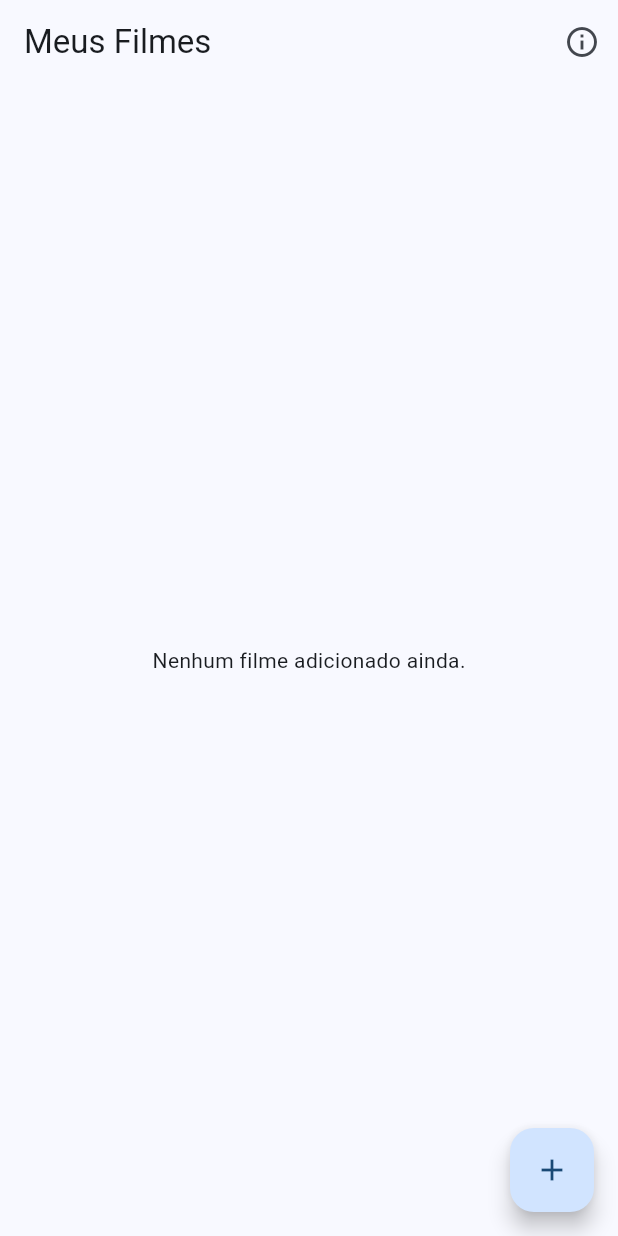
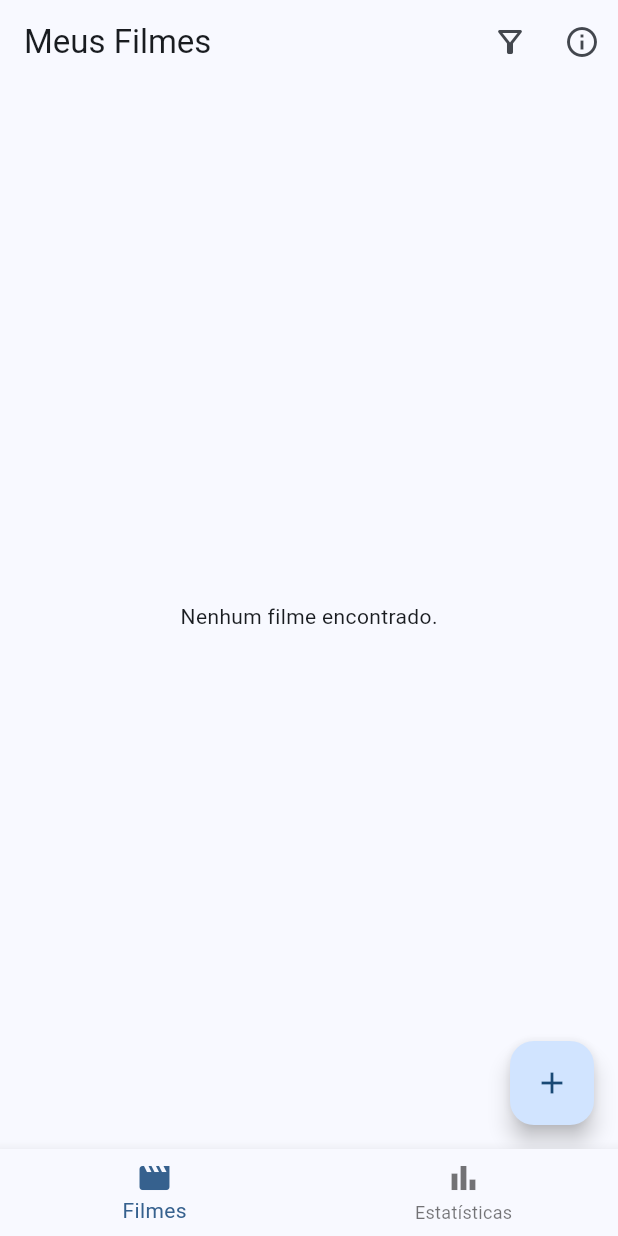
Before and after one commit to jeftomaz/mobile2project1, a Flutter app: the HomeView screen opened by its route, on a phone screen of 412 x 824 dp. Run offline on Flutter 3.47's test engine with Material 3 defaults, Android fonts, the phone set to English and light mode, and no system bars; our stand-ins replace image_picker.

Commit message:
feat: added screen to see movies stats

```diff
--- a/lib/main.dart
+++ b/lib/main.dart
@@ -8,6 +8,7 @@ import 'viewmodels/movie_viewmodel.dart';
 import 'views/home/home_view.dart';
 import 'views/specific/add_movie_view.dart';
 import 'views/about/about_view.dart';
+import 'views/specific/movie_stats_view.dart';
 
 void main() {
   runApp(
--- a/lib/views/home/home_view.dart
+++ b/lib/views/home/home_view.dart
@@ -2,9 +2,19 @@ import 'package:flutter/material.dart';
 import 'package:provider/provider.dart';
 import '../../viewmodels/movie_viewmodel.dart';
 import '../specific/edit_movie_view.dart';
+import '../specific/movie_detail_view.dart';
+import '../specific/movie_stats_view.dart';
 
-class HomeView extends StatelessWidget {
+class HomeView extends StatefulWidget {
   const HomeView({super.key});
+
+  @override
+  State<HomeView> createState() => _HomeViewState();
+}
+
+class _HomeViewState extends State<HomeView> {
+  int _currentIndex = 0;
+  bool _showOnlyUnwatched = false;
 
   void _confirmDelete(BuildContext context, String id, String title) {
     showDialog(
@@ -32,9 +42,11 @@ class HomeView extends StatelessWidget {
     );
   }
 
-  @override
-  Widget build(BuildContext context) {
+  Widget _buildMovieList(BuildContext context) {
     final movieVM = context.watch<MovieViewModel>();
+    final movies = _showOnlyUnwatched
+        ? movieVM.movies.where((m) => !m.watched).toList()
+        : movieVM.movies;
 
     return Scaffold(
       appBar: AppBar(
@@ -42,18 +54,33 @@ class HomeView extends StatelessWidget {
         automaticallyImplyLeading: false,
         actions: [
           IconButton(
+            icon: Icon(
+              _showOnlyUnwatched ? Icons.filter_alt : Icons.filter_alt_outlined,
+            ),
+            tooltip: 'Apenas não assistidos',
+            onPressed: () =>
+                setState(() => _showOnlyUnwatched = !_showOnlyUnwatched),
+          ),
+          IconButton(
             icon: const Icon(Icons.info_outline),
             onPressed: () => Navigator.pushNamed(context, '/about'),
           ),
         ],
       ),
-      body: movieVM.movies.isEmpty
-          ? const Center(child: Text('Nenhum filme adicionado ainda.'))
+      body: movies.isEmpty
+          ? const Center(child: Text('Nenhum filme encontrado.'))
           : ListView.builder(
-              itemCount: movieVM.movies.length,
+              itemCount: movies.length,
               itemBuilder: (context, index) {
-                final movie = movieVM.movies[index];
-                return Card(
+                final movie = movies[index];
+                return InkWell(
+                  onTap: () => Navigator.push(
+                    context,
+                    MaterialPageRoute(
+                      builder: (_) => MovieDetailView(movie: movie),
+                    ),
+                  ),
+                  child: Card(
                     margin: const EdgeInsets.symmetric(
                       horizontal: 12,
                       vertical: 6,
@@ -67,7 +94,6 @@ class HomeView extends StatelessWidget {
                         ),
                         child: Row(
                           children: [
-                          // Capa
                             ClipRRect(
                               borderRadius: BorderRadius.circular(4),
                               child: movie.coverBytes != null
@@ -88,7 +114,6 @@ class HomeView extends StatelessWidget {
                                     ),
                             ),
                             const SizedBox(width: 12),
-                          // Título e info
                             Expanded(
                               child: Column(
                                 crossAxisAlignment: CrossAxisAlignment.start,
@@ -111,13 +136,14 @@ class HomeView extends StatelessWidget {
                                 ],
                               ),
                             ),
-                          // Botões
                             IconButton(
                               icon: Icon(
                                 movie.watched
                                     ? Icons.check_circle
                                     : Icons.check_circle_outline,
-                              color: movie.watched ? Colors.green : Colors.grey,
+                                color: movie.watched
+                                    ? Colors.green
+                                    : Colors.grey,
                               ),
                               onPressed: () => movieVM.toggleWatched(movie.id),
                               tooltip: movie.watched
@@ -139,11 +165,15 @@ class HomeView extends StatelessWidget {
                                 Icons.delete_outline,
                                 color: Colors.red,
                               ),
-                            onPressed: () =>
-                                _confirmDelete(context, movie.id, movie.title),
+                              onPressed: () => _confirmDelete(
+                                context,
+                                movie.id,
+                                movie.title,
+                              ),
                               tooltip: 'Remover',
                             ),
                           ],
+                        ),
                       ),
                     ),
                   ),
@@ -156,4 +186,29 @@ class HomeView extends StatelessWidget {
       ),
     );
   }
+
+  @override
+  Widget build(BuildContext context) {
+    return Scaffold(
+      body: _currentIndex == 0
+          ? _buildMovieList(context)
+          : const MovieStatsView(embedded: true),
+      bottomNavigationBar: BottomNavigationBar(
+        currentIndex: _currentIndex,
+        onTap: (index) => setState(() => _currentIndex = index),
+        items: const [
+          BottomNavigationBarItem(
+            icon: Icon(Icons.movie_outlined),
+            activeIcon: Icon(Icons.movie),
+            label: 'Filmes',
+          ),
+          BottomNavigationBarItem(
+            icon: Icon(Icons.bar_chart_outlined),
+            activeIcon: Icon(Icons.bar_chart),
+            label: 'Estatísticas',
+          ),
+        ],
+      ),
+    );
   }
+}
--- a/lib/views/specific/add_movie_view.dart
+++ b/lib/views/specific/add_movie_view.dart
@@ -1,7 +1,7 @@
 import 'package:flutter/material.dart';
 import 'package:provider/provider.dart';
 import 'package:image_picker/image_picker.dart';
-import 'dart:io';
+// import 'dart:io';
 import '../../models/movie.dart';
 import '../../viewmodels/movie_viewmodel.dart';
 import 'dart:typed_data';
```
Also changed, not shown: lib/views/about/about_view.dart (+4 -4 lines), lib/views/specific/movie_detail_view.dart (added, +78 -0 lines), lib/views/specific/movie_stats_view.dart (added, +130 -0 lines). Lines whose indentation alone changed are shown as unchanged.
